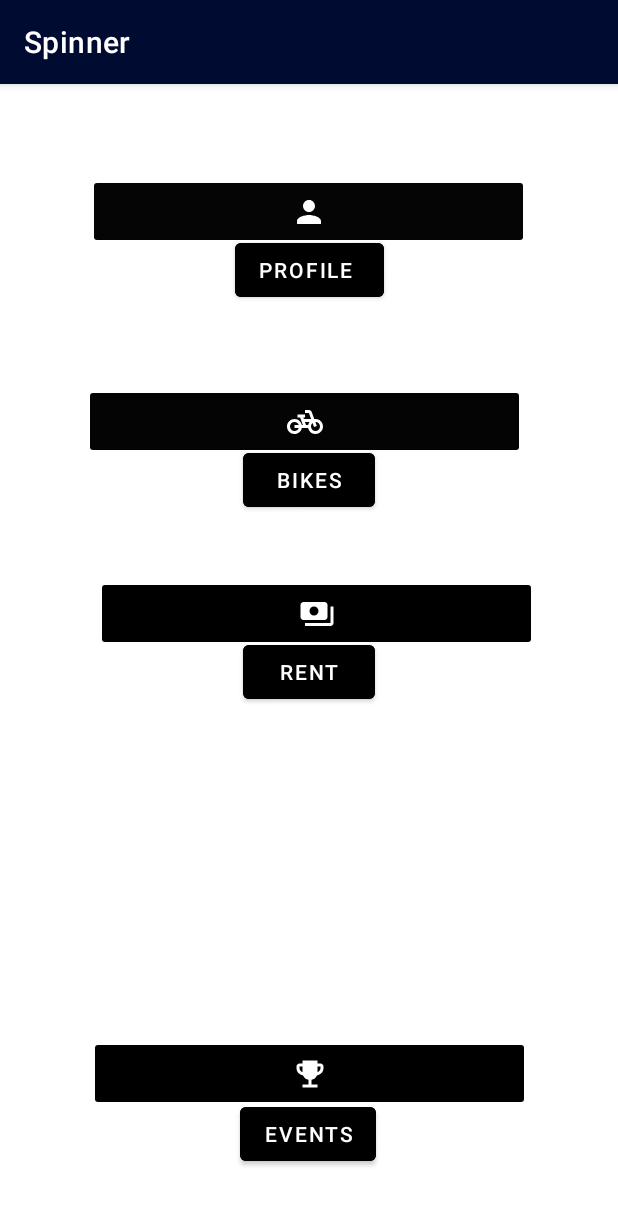
After one commit to shas99/Spinner-Bike-Managment, an Android app: the GridMenu screen opened directly, with no data from a screen before it, on a phone screen of 412 x 824 dp. The commit adds this screen. Shown: the top 1205 px of the screen. Run offline under Robolectric (Android 15) with nearby library versions, the phone set to English and light mode, and no system bars; Roboto replaces fonts that are not available here.

Commit message:
Grid Menu added

```diff
--- a/Spinner_app/app/src/main/AndroidManifest.xml
+++ b/Spinner_app/app/src/main/AndroidManifest.xml
@@ -1,6 +1,6 @@
 <?xml version="1.0" encoding="utf-8"?>
 <manifest xmlns:android="http://schemas.android.com/apk/res/android"
-    package="com.example.spinner">
+    package="com.example.spinner" >
 
     <uses-feature
         android:name="android.hardware.camera"
@@ -14,7 +14,10 @@
         android:label="@string/app_name"
         android:roundIcon="@mipmap/ic_launcher_round"
         android:supportsRtl="true"
-        android:theme="@style/Theme.SpinnerBikeCustomerService">
+        android:theme="@style/Theme.SpinnerBikeCustomerService" >
+        <activity
+            android:name=".GridMenu"
+            android:exported="true" />
         <activity
             android:name=".UpdateUserDetailsActivity"
             android:exported="true" />
@@ -28,7 +31,7 @@
         <activity android:name=".LiveChatActivity" />
         <activity android:name=".CreateProfileActivity" />
         <activity android:name=".UserProfileActivity" />
-        <activity android:name=".MainActivity">
+        <activity android:name=".MainActivity" >
             <intent-filter>
                 <action android:name="android.intent.action.MAIN" />
 
--- /dev/null
+++ b/Spinner_app/app/src/main/java/com/example/spinner/GridMenu.java
@@ -0,0 +1,72 @@
+package com.example.spinner;
+
+import androidx.appcompat.app.AppCompatActivity;
+
+import android.content.Intent;
+import android.os.Bundle;
+import android.view.View;
+import android.widget.ImageButton;
+
+public class GridMenu extends AppCompatActivity {
+
+    ImageButton buttonG1;
+    ImageButton buttonG2;
+    ImageButton buttonG3;
+    ImageButton buttonG4;
+
+    @Override
+    protected void onCreate(Bundle savedInstanceState) {
+        super.onCreate(savedInstanceState);
+        setContentView(R.layout.activity_grid_menu);
+
+        ImageButton buttonG1 = (ImageButton) findViewById(R.id.imageButton10);
+        buttonG1.setOnClickListener(new View.OnClickListener() {
+            @Override
+            public void onClick(View v) {
+                openNewActivity();
+            }
+        });
+
+        ImageButton buttonG2 = (ImageButton) findViewById(R.id.imageButton8);
+        buttonG2.setOnClickListener(new View.OnClickListener() {
+            @Override
+            public void onClick(View v1) {
+                openNewActivity1();
+            }
+        });
+
+        ImageButton buttonG3 = (ImageButton) findViewById(R.id.imageButton9);
+        buttonG3.setOnClickListener(new View.OnClickListener() {
+            @Override
+            public void onClick(View v2) {
+                openNewActivity2();
+            }
+        });
+
+        ImageButton buttonG4 = (ImageButton) findViewById(R.id.imageButton6);
+        buttonG4.setOnClickListener(new View.OnClickListener() {
+            @Override
+            public void onClick(View v3) {
+                openNewActivity3();
+            }
+        });
+
+    }
+
+    public void openNewActivity(){
+        Intent intent = new Intent(this, UserProfileActivity.class);
+        startActivity(intent);
+    }
+    public void openNewActivity1(){
+        Intent intent = new Intent(this, BicycleMainMenuActivity.class);
+        startActivity(intent);
+    }
+    public void openNewActivity2(){
+        Intent intent = new Intent(this, Home.class);
+        startActivity(intent);
+    }
+    public void openNewActivity3(){
+        Intent intent = new Intent(this, EventsMainActivity.class);
+        startActivity(intent);
+    }
+}
--- a/Spinner_app/app/src/main/java/com/example/spinner/MainActivity.java
+++ b/Spinner_app/app/src/main/java/com/example/spinner/MainActivity.java
@@ -94,7 +94,7 @@ loginBtn=(Button) findViewById(R.id.btnLogin);
 
                             FirebaseUser user =FirebaseAuth.getInstance().getCurrentUser();
                             if(user.isEmailVerified()){
-                                startActivity(new Intent(MainActivity.this,UserProfileActivity.class));
+                                startActivity(new Intent(MainActivity.this,GridMenu.class));
                             }else{
                                 user.sendEmailVerification();
                                 Toast.makeText(MainActivity.this, "Check your email to confirm account", Toast.LENGTH_SHORT).show();
--- /dev/null
+++ b/Spinner_app/app/src/main/res/drawable/ic_baseline_emoji_events_24.xml
@@ -0,0 +1,5 @@
+<vector android:height="24dp" android:tint="#FFFFFF"
+    android:viewportHeight="24" android:viewportWidth="24"
+    android:width="24dp" xmlns:android="http://schemas.android.com/apk/res/android">
+    <path android:fillColor="@android:color/white" android:pathData="M19,5h-2V3H7v2H5C3.9,5 3,5.9 3,7v1c0,2.55 1.92,4.63 4.39,4.94c0.63,1.5 1.98,2.63 3.61,2.96V19H7v2h10v-2h-4v-3.1c1.63,-0.33 2.98,-1.46 3.61,-2.96C19.08,12.63 21,10.55 21,8V7C21,5.9 20.1,5 19,5zM5,8V7h2v3.82C5.84,10.4 5,9.3 5,8zM19,8c0,1.3 -0.84,2.4 -2,2.82V7h2V8z"/>
+</vector>
--- /dev/null
+++ b/Spinner_app/app/src/main/res/drawable/ic_baseline_payments_24.xml
@@ -0,0 +1,5 @@
+<vector android:height="24dp" android:tint="#FFFFFF"
+    android:viewportHeight="24" android:viewportWidth="24"
+    android:width="24dp" xmlns:android="http://schemas.android.com/apk/res/android">
+    <path android:fillColor="@android:color/white" android:pathData="M19,14L19,6c0,-1.1 -0.9,-2 -2,-2L3,4c-1.1,0 -2,0.9 -2,2v8c0,1.1 0.9,2 2,2h14c1.1,0 2,-0.9 2,-2zM10,13c-1.66,0 -3,-1.34 -3,-3s1.34,-3 3,-3 3,1.34 3,3 -1.34,3 -3,3zM23,7v11c0,1.1 -0.9,2 -2,2L4,20v-2h17L21,7h2z"/>
+</vector>
--- /dev/null
+++ b/Spinner_app/app/src/main/res/drawable/ic_baseline_pedal_bike_24.xml
@@ -0,0 +1,5 @@
+<vector android:height="24dp" android:tint="#FFFFFF"
+    android:viewportHeight="24" android:viewportWidth="24"
+    android:width="24dp" xmlns:android="http://schemas.android.com/apk/res/android">
+    <path android:fillColor="@android:color/white" android:pathData="M18.18,10l-1.7,-4.68C16.19,4.53 15.44,4 14.6,4H12v2h2.6l1.46,4h-4.81l-0.36,-1H12V7H7v2h1.75l1.82,5H9.9c-0.44,-2.23 -2.31,-3.88 -4.65,-3.99C2.45,9.87 0,12.2 0,15c0,2.8 2.2,5 5,5c2.46,0 4.45,-1.69 4.9,-4h4.2c0.44,2.23 2.31,3.88 4.65,3.99c2.8,0.13 5.25,-2.19 5.25,-5c0,-2.8 -2.2,-5 -5,-5H18.18zM7.82,16c-0.4,1.17 -1.49,2 -2.82,2c-1.68,0 -3,-1.32 -3,-3s1.32,-3 3,-3c1.33,0 2.42,0.83 2.82,2H5v2H7.82zM14.1,14h-1.4l-0.73,-2H15C14.56,12.58 14.24,13.25 14.1,14zM19,18c-1.68,0 -3,-1.32 -3,-3c0,-0.93 0.41,-1.73 1.05,-2.28l0.96,2.64l1.88,-0.68l-0.97,-2.67c0.03,0 0.06,-0.01 0.09,-0.01c1.68,0 3,1.32 3,3S20.68,18 19,18z"/>
+</vector>
--- /dev/null
+++ b/Spinner_app/app/src/main/res/drawable/ic_baseline_person_24.xml
@@ -0,0 +1,5 @@
+<vector android:height="24dp" android:tint="#FFFFFF"
+    android:viewportHeight="24" android:viewportWidth="24"
+    android:width="24dp" xmlns:android="http://schemas.android.com/apk/res/android">
+    <path android:fillColor="@android:color/white" android:pathData="M12,12c2.21,0 4,-1.79 4,-4s-1.79,-4 -4,-4 -4,1.79 -4,4 1.79,4 4,4zM12,14c-2.67,0 -8,1.34 -8,4v2h16v-2c0,-2.66 -5.33,-4 -8,-4z"/>
+</vector>
--- /dev/null
+++ b/Spinner_app/app/src/main/res/layout/activity_grid_menu.xml
@@ -0,0 +1,103 @@
+<?xml version="1.0" encoding="utf-8"?>
+<androidx.constraintlayout.widget.ConstraintLayout xmlns:android="http://schemas.android.com/apk/res/android"
+    xmlns:app="http://schemas.android.com/apk/res-auto"
+    xmlns:tools="http://schemas.android.com/tools"
+    android:layout_width="match_parent"
+    android:layout_height="match_parent"
+    tools:context=".GridMenu"
+    tools:layout_editor_absoluteX="0dp"
+    tools:layout_editor_absoluteY="-8dp">
+
+    <ImageButton
+        android:id="@+id/imageButton6"
+        android:layout_width="294dp"
+        android:layout_height="50dp"
+        android:layout_marginBottom="39dp"
+        android:backgroundTint="#000000"
+        app:layout_constraintBottom_toBottomOf="@+id/button11"
+        app:layout_constraintEnd_toEndOf="parent"
+        app:layout_constraintHorizontal_bias="0.5"
+        app:layout_constraintStart_toStartOf="parent"
+        app:srcCompat="@drawable/ic_baseline_emoji_events_24" />
+
+    <ImageButton
+        android:id="@+id/imageButton8"
+        android:layout_width="294dp"
+        android:layout_height="50dp"
+        android:layout_marginStart="56dp"
+        android:layout_marginTop="52dp"
+        android:backgroundTint="#040404"
+        app:layout_constraintStart_toStartOf="parent"
+        app:layout_constraintTop_toBottomOf="@+id/button9"
+        app:srcCompat="@drawable/ic_baseline_pedal_bike_24" />
+
+    <Button
+        android:id="@+id/button10"
+        android:layout_width="wrap_content"
+        android:layout_height="wrap_content"
+        android:layout_marginTop="40dp"
+        android:backgroundTint="#000000"
+        android:text="Bikes"
+        app:layout_constraintEnd_toEndOf="parent"
+        app:layout_constraintHorizontal_bias="0.5"
+        app:layout_constraintStart_toStartOf="parent"
+        app:layout_constraintTop_toTopOf="@+id/imageButton8" />
+
+    <ImageButton
+        android:id="@+id/imageButton9"
+        android:layout_width="294dp"
+        android:layout_height="50dp"
+        android:layout_marginStart="64dp"
+        android:layout_marginTop="40dp"
+        android:backgroundTint="#000000"
+        app:layout_constraintStart_toStartOf="parent"
+        app:layout_constraintTop_toBottomOf="@+id/button10"
+        app:srcCompat="@drawable/ic_baseline_payments_24" />
+
+    <Button
+        android:id="@+id/button12"
+        android:layout_width="wrap_content"
+        android:layout_height="wrap_content"
+        android:layout_marginTop="40dp"
+        android:backgroundTint="#000000"
+        android:text="Rent"
+        app:layout_constraintEnd_toEndOf="parent"
+        app:layout_constraintHorizontal_bias="0.5"
+        app:layout_constraintStart_toStartOf="parent"
+        app:layout_constraintTop_toTopOf="@+id/imageButton9" />
+
+    <ImageButton
+        android:id="@+id/imageButton10"
+        android:layout_width="294dp"
+        android:layout_height="50dp"
+        android:layout_marginTop="60dp"
+        android:backgroundTint="#050505"
+        app:layout_constraintEnd_toEndOf="parent"
+        app:layout_constraintHorizontal_bias="0.495"
+        app:layout_constraintStart_toStartOf="parent"
+        app:layout_constraintTop_toTopOf="parent"
+        app:srcCompat="@drawable/ic_baseline_person_24" />
+
+    <Button
+        android:id="@+id/button9"
+        android:layout_width="wrap_content"
+        android:layout_height="wrap_content"
+        android:layout_marginTop="40dp"
+        android:backgroundTint="#000000"
+        android:text="Profile "
+        app:layout_constraintEnd_toEndOf="parent"
+        app:layout_constraintStart_toStartOf="parent"
+        app:layout_constraintTop_toTopOf="@+id/imageButton10" />
+
+    <Button
+        android:id="@+id/button11"
+        android:layout_width="wrap_content"
+        android:layout_height="wrap_content"
+        android:layout_marginStart="160dp"
+        android:layout_marginBottom="44dp"
+        android:backgroundTint="#000000"
+        android:text="Events"
+        app:layout_constraintBottom_toBottomOf="parent"
+        app:layout_constraintStart_toStartOf="parent" />
+
+</androidx.constraintlayout.widget.ConstraintLayout>
```
